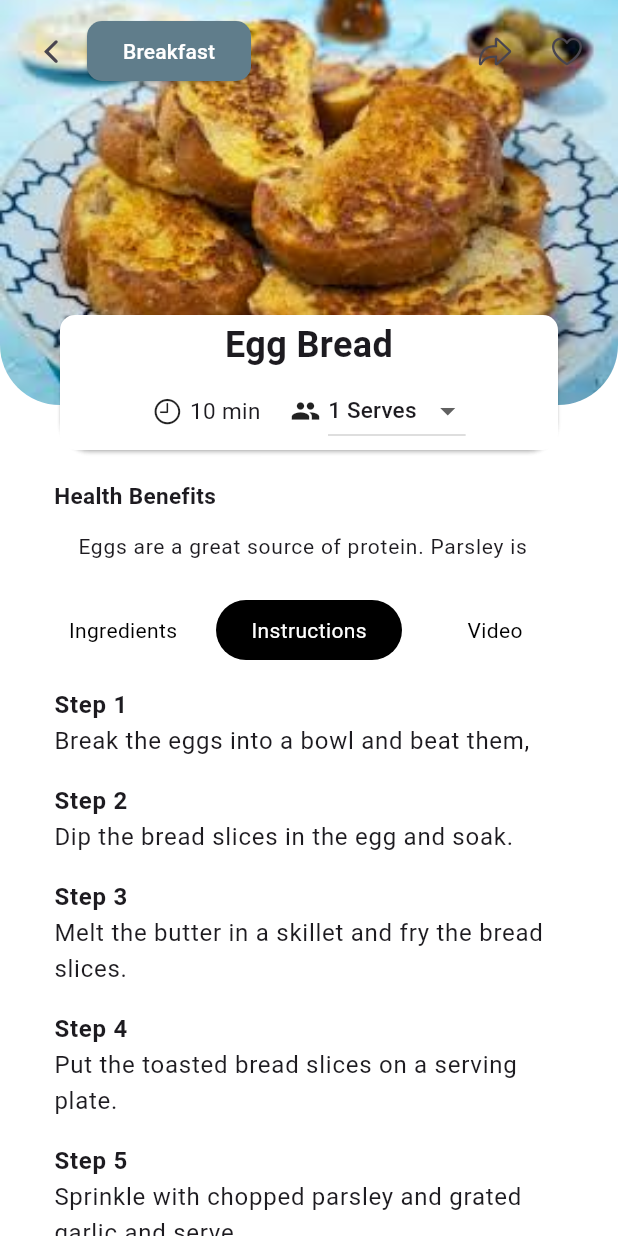
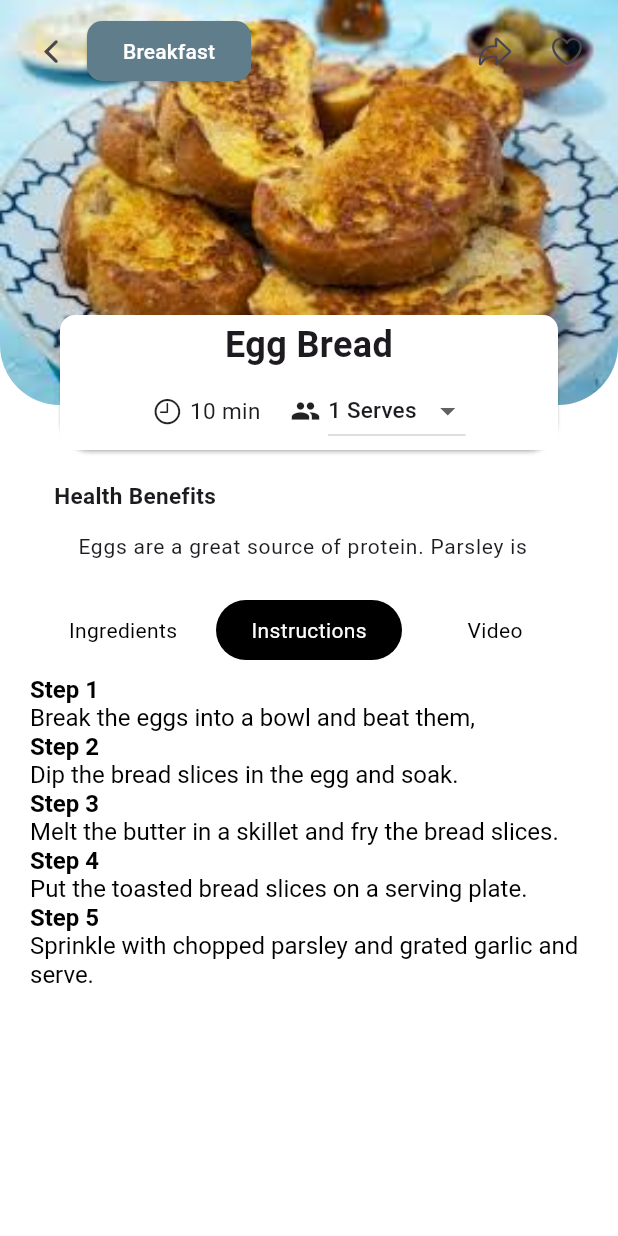
Before and after one commit to muhammedeavsar/test_app, a Flutter app: the screen it shows after launch, after a tap on "Instructions", on a phone screen of 412 x 824 dp. Run offline on Flutter 3.47's test engine with Material 3 defaults, Android fonts, the phone set to English and light mode, and no system bars; our stand-ins replace youtube_player_flutter.

Commit message:
23_05_dev

```diff
--- a/lib/main.dart
+++ b/lib/main.dart
@@ -18,16 +18,22 @@ void main() {
           Ingredient(numIngredient: 1, name: 'Clove of Garlic'),
         ],
         recipeSteps: [
+          'Step 1',
           'Break the eggs into a bowl and beat them,',
+          'Step 2',
           'Dip the bread slices in the egg and soak.',
+          'Step 3',
           'Melt the butter in a skillet and fry the bread slices.',
+          'Step 4',
           'Put the toasted bread slices on a serving plate.',
+          'Step 5',
           'Sprinkle with chopped parsley and grated garlic and serve.',
         ],
         videoUrls: [
           'https://www.youtube.com/watch?v=u5pR11WjXt8',
         ],
         videoAbout: [
+          'Egg Bread Recipe Video',
           'How to Make Egg Bread for Breakfast?',
           'Tips and Tricks: The sliced bread should be neither too thin nor too thick. If you slice the bread too thickly, it may become doughy inside. If the oil is well heated, the bread will absorb less oil.',
         ],
@@ -463,23 +469,19 @@ class _IngredientsPageState extends State<IngredientsPage> {
                         ),
                       ),
                       child: SingleChildScrollView(
-                        child: Column(
-                          children: List.generate(
-                            widget.recipe.recipeSteps.length,
-                                (index) => ListTile(
-                              title: Column(
-                                crossAxisAlignment: CrossAxisAlignment.start,
-                                children: [
-                                  Text(
-                                    "Step ${index + 1}",
-                                    style: TextStyle(
-                                      fontWeight: FontWeight.bold,
-                                    ),
-                                  ),
-                                  Text(widget.recipe.recipeSteps[index]),
-                                ],
-                              ),
-                            ),
+                        child: RichText(
+                          text: TextSpan(
+                            children: widget.recipe.recipeSteps.map((step) {
+                              bool isStep = step.startsWith('Step');
+                              return TextSpan(
+                                text: step + '\n',
+                                style: TextStyle(
+                                  fontWeight: isStep ? FontWeight.bold : FontWeight.normal,
+                                  color: Colors.black,
+                                  fontSize: 16,
+                                ),
+                              );
+                            }).toList(),
                           ),
                         ),
                       ),
@@ -497,13 +499,21 @@ class _IngredientsPageState extends State<IngredientsPage> {
                             child: Column(
                               crossAxisAlignment: CrossAxisAlignment.stretch,
                               children: [
-                                ListTile(
-                                  title: Text('Egg Bread Recipe Video',
-                                      style: TextStyle(
-                                        fontWeight: FontWeight.bold,
+                                RichText(
+                                  text: TextSpan(
+                                    style: TextStyle(
+                                      fontWeight: FontWeight.bold,
+                                      fontSize: 20, // You can adjust the font size as needed
+                                      color: Colors.black, // You can adjust the color as needed
+                                    ),
+                                    children: [
+                                      TextSpan(
+                                        text: widget.recipe.videoAbout.isNotEmpty ? widget.recipe.videoAbout[0] : '', // Assuming videoAbout list is not empty
                                       ),
+                                    ],
                                   ),
                                 ),
+                                SizedBox(height: 10,),
                                 YoutubePlayer(
                                   controller: YoutubePlayerController(
                                     initialVideoId: YoutubePlayer.convertUrlToId(
@@ -530,11 +540,17 @@ class _IngredientsPageState extends State<IngredientsPage> {
                                 Padding(
                                   padding: const EdgeInsets.all(8.0),
                                   child: Column(
-                                       children: List.generate(
+                                    children: List.generate(
                                       widget.recipe.videoAbout.length,
-                                          (index) => ListTile(
-                                        title: Text(widget.recipe.videoAbout[index]),
-                                      ),
+                                          (index) {
+                                        if (index == 0) {
+                                          return SizedBox.shrink(); // Skip the first element, as it's already displayed as the title
+                                        } else {
+                                          return ListTile(
+                                            title: Text(widget.recipe.videoAbout[index]),
+                                          );
+                                        }
+                                      },
                                     ),
                                   ),
                                 ),
```
